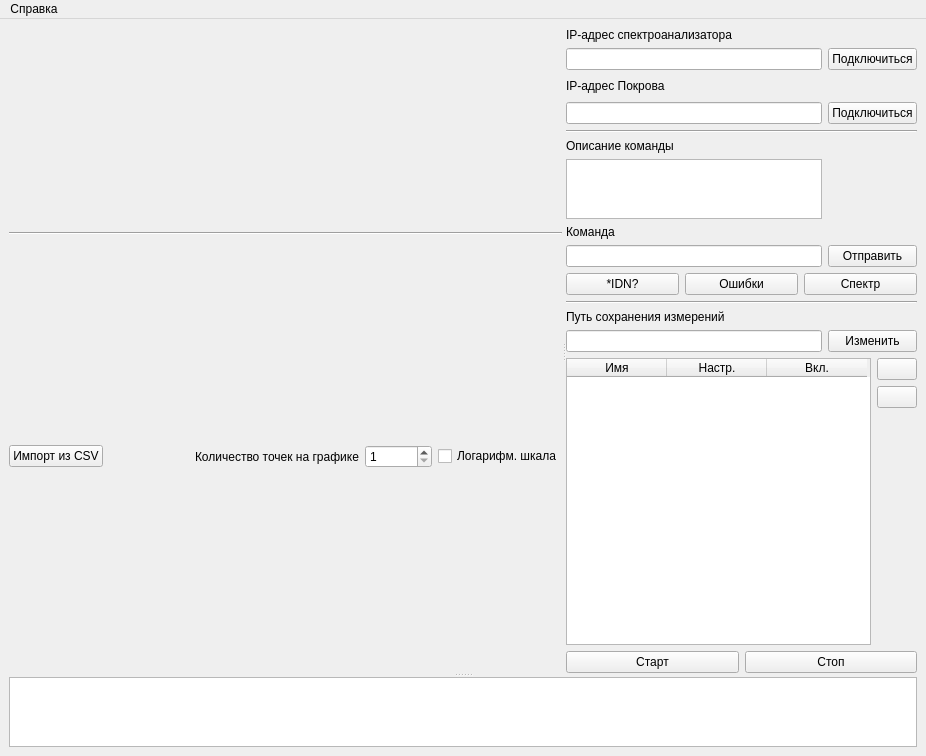
This is ui/mainwindow.ui in irsural/spectrum_reader as Qt 5 draws it before an edit. The edited form follows.
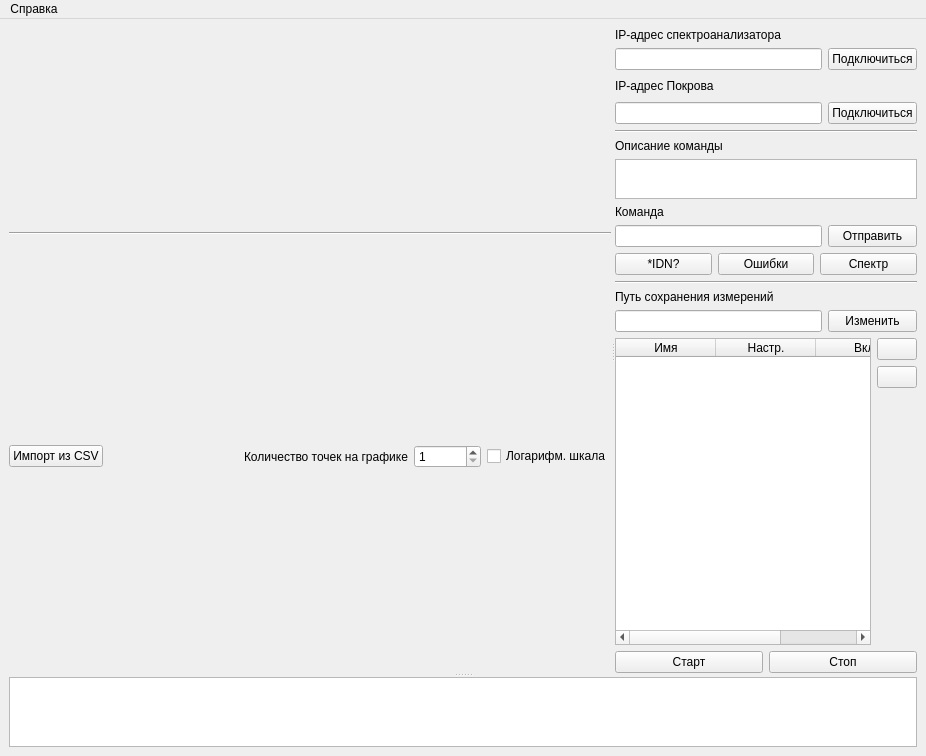
This is the edited form. Icons and pictures are not drawn.

Diff of the .ui file:
```diff
--- a/ui/mainwindow.ui
+++ b/ui/mainwindow.ui
@@ -193,6 +193,9 @@
                <verstretch>2</verstretch>
               </sizepolicy>
              </property>
+             <attribute name="horizontalHeaderStretchLastSection">
+              <bool>true</bool>
+             </attribute>
              <column>
               <property name="text">
                <string>Имя</string>
@@ -324,22 +327,6 @@
            </property>
           </widget>
          </item>
-         <item row="6" column="0">
-          <widget class="QPlainTextEdit" name="cmd_description_text_edit">
-           <property name="sizePolicy">
-            <sizepolicy hsizetype="Expanding" vsizetype="Expanding">
-             <horstretch>0</horstretch>
-             <verstretch>1</verstretch>
-            </sizepolicy>
-           </property>
-           <property name="maximumSize">
-            <size>
-             <width>16777215</width>
-             <height>60</height>
-            </size>
-           </property>
-          </widget>
-         </item>
          <item row="0" column="0">
           <widget class="QLabel" name="label_2">
            <property name="text">
@@ -413,6 +400,22 @@
            </property>
           </widget>
          </item>
+         <item row="6" column="0" colspan="2">
+          <widget class="QPlainTextEdit" name="cmd_description_text_edit">
+           <property name="sizePolicy">
+            <sizepolicy hsizetype="Expanding" vsizetype="Expanding">
+             <horstretch>0</horstretch>
+             <verstretch>1</verstretch>
+            </sizepolicy>
+           </property>
+           <property name="maximumSize">
+            <size>
+             <width>16777215</width>
+             <height>40</height>
+            </size>
+           </property>
+          </widget>
+         </item>
         </layout>
        </widget>
       </widget>
```
